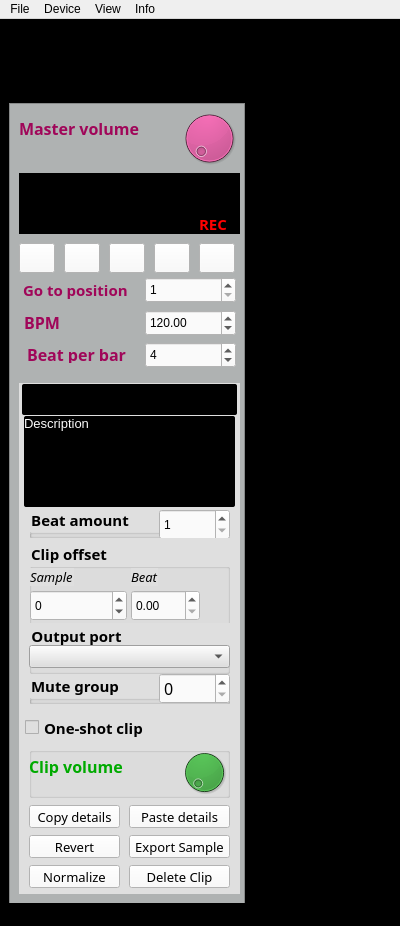
Before: the Qt Designer form superboucle/gui_ui.ui in zigmhount/SpinTool_zig, drawn with Qt 5.
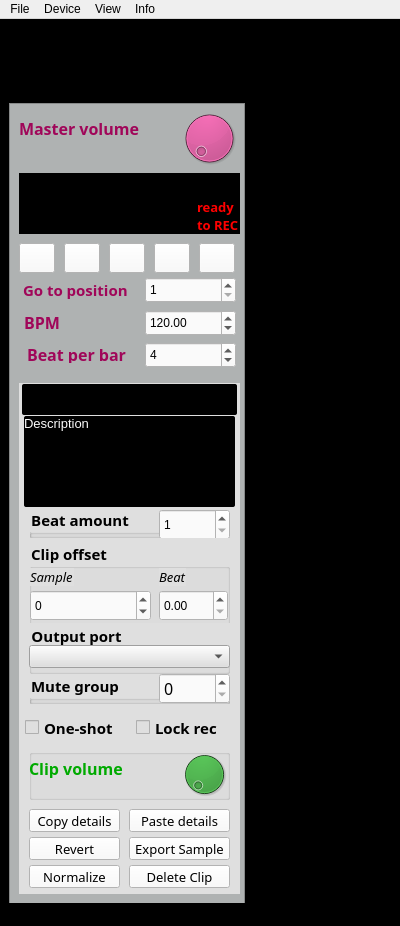
After: the same form once the commit is applied. Icons and pictures are not drawn. Custom widgets are drawn as their Qt base class.

Patch:
```diff
--- a/superboucle/gui_ui.ui
+++ b/superboucle/gui_ui.ui
@@ -289,7 +289,7 @@
            <property name="geometry">
             <rect>
              <x>110</x>
-             <y>452</y>
+             <y>454</y>
              <width>101</width>
              <height>23</height>
             </rect>
@@ -345,7 +345,7 @@
            <property name="geometry">
             <rect>
              <x>10</x>
-             <y>452</y>
+             <y>454</y>
              <width>91</width>
              <height>23</height>
             </rect>
@@ -455,7 +455,7 @@
              <rect>
               <x>1</x>
               <y>49</y>
-              <width>97</width>
+              <width>121</width>
               <height>31</height>
              </rect>
             </property>
@@ -500,7 +500,7 @@
            <widget class="QLabel" name="label">
             <property name="geometry">
              <rect>
-              <x>102</x>
+              <x>130</x>
               <y>27</y>
               <width>27</width>
               <height>18</height>
@@ -529,7 +529,7 @@
             </property>
             <property name="geometry">
              <rect>
-              <x>102</x>
+              <x>130</x>
               <y>49</y>
               <width>69</width>
               <height>31</height>
@@ -650,7 +650,7 @@
            <property name="geometry">
             <rect>
              <x>10</x>
-             <y>364</y>
+             <y>366</y>
              <width>201</width>
              <height>51</height>
             </rect>
@@ -744,7 +744,7 @@
             <rect>
              <x>6</x>
              <y>330</y>
-             <width>201</width>
+             <width>105</width>
              <height>29</height>
             </rect>
            </property>
@@ -763,14 +763,14 @@
 background-color: rgb(223, 223, 223);</string>
            </property>
            <property name="text">
-            <string>One-shot clip</string>
+            <string>One-shot</string>
            </property>
           </widget>
           <widget class="QPushButton" name="btnCopy">
            <property name="geometry">
             <rect>
              <x>10</x>
-             <y>422</y>
+             <y>426</y>
              <width>91</width>
              <height>23</height>
             </rect>
@@ -798,7 +798,7 @@
            <property name="geometry">
             <rect>
              <x>110</x>
-             <y>422</y>
+             <y>426</y>
              <width>101</width>
              <height>23</height>
             </rect>
@@ -822,6 +822,33 @@
             <string>Paste details</string>
            </property>
           </widget>
+          <widget class="QCheckBox" name="lock_record">
+           <property name="geometry">
+            <rect>
+             <x>117</x>
+             <y>330</y>
+             <width>101</width>
+             <height>29</height>
+            </rect>
+           </property>
+           <property name="font">
+            <font>
+             <family>Noto Sans</family>
+             <pointsize>11</pointsize>
+             <weight>75</weight>
+             <italic>false</italic>
+             <bold>true</bold>
+            </font>
+           </property>
+           <property name="styleSheet">
+            <string notr="true">font: bold 11pt &quot;Noto Sans&quot;;
+text-align: left;
+background-color: rgb(223, 223, 223);</string>
+           </property>
+           <property name="text">
+            <string>Lock rec</string>
+           </property>
+          </widget>
          </widget>
          <widget class="QPushButton" name="playButton">
           <property name="geometry">
@@ -1021,16 +1048,16 @@
          <widget class="QLabel" name="labelRecording">
           <property name="geometry">
            <rect>
-            <x>190</x>
-            <y>110</y>
+            <x>188</x>
+            <y>92</y>
             <width>41</width>
-            <height>21</height>
+            <height>41</height>
            </rect>
           </property>
           <property name="font">
            <font>
             <family>Noto Sans</family>
-            <pointsize>11</pointsize>
+            <pointsize>10</pointsize>
             <weight>75</weight>
             <italic>false</italic>
             <bold>true</bold>
@@ -1042,7 +1069,8 @@
 text-align: center;</string>
           </property>
           <property name="text">
-           <string>REC</string>
+           <string>ready
+to REC</string>
           </property>
          </widget>
          <widget class="QLabel" name="label_12">
```
Left out of the diff: 14 changed lines with no effect on the pictures.
